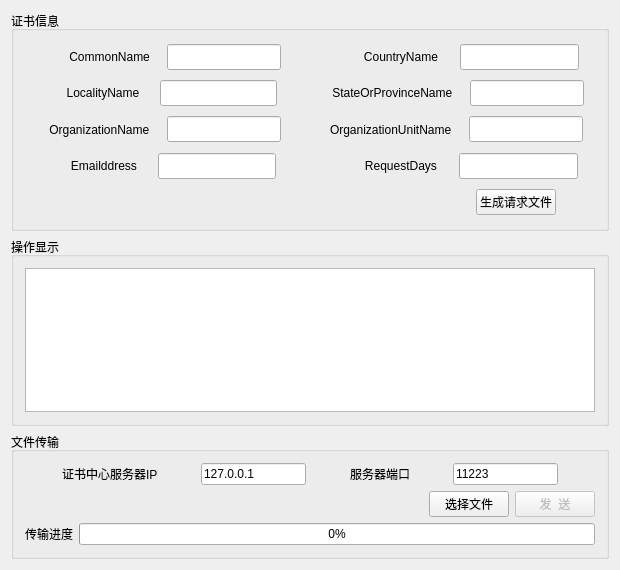
Qt form new version/CAClient/CAClient/mainwindow.ui (zengrx/openssl_ca) before a commit.
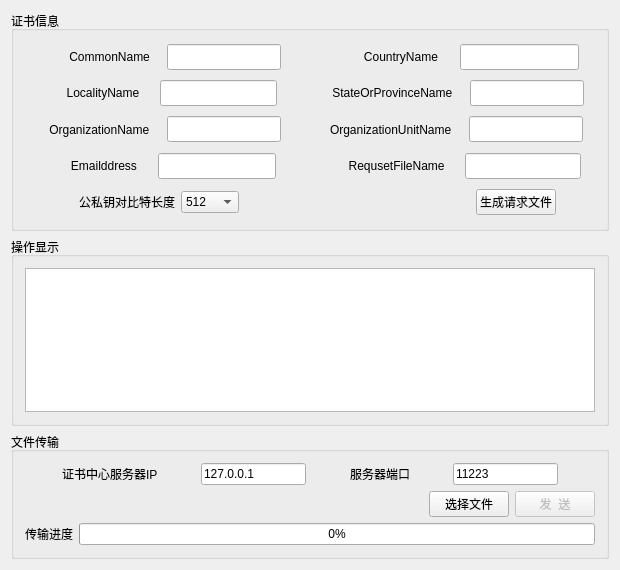
The same form after that commit. Icons and pictures are not drawn.

Commit message: 客户端增加请求文件bits长度选择，增加文件名称选项

Diff of the .ui file:
```diff
--- a/new version/CAClient/CAClient/mainwindow.ui
+++ b/new version/CAClient/CAClient/mainwindow.ui
@@ -473,7 +473,7 @@
               </font>
              </property>
              <property name="text">
-              <string>         RequestDays</string>
+              <string>     RequsetFileName</string>
              </property>
             </widget>
            </item>
@@ -668,6 +668,60 @@
           </layout>
          </item>
          <item row="5" column="0">
+          <layout class="QHBoxLayout" name="horizontalLayout_17">
+           <item>
+            <spacer name="horizontalSpacer_37">
+             <property name="orientation">
+              <enum>Qt::Horizontal</enum>
+             </property>
+             <property name="sizeHint" stdset="0">
+              <size>
+               <width>40</width>
+               <height>20</height>
+              </size>
+             </property>
+            </spacer>
+           </item>
+           <item>
+            <widget class="QLabel" name="label_12">
+             <property name="text">
+              <string>公私钥对比特长度</string>
+             </property>
+            </widget>
+           </item>
+           <item>
+            <widget class="QComboBox" name="comboBox">
+             <item>
+              <property name="text">
+               <string>512</string>
+              </property>
+             </item>
+             <item>
+              <property name="text">
+               <string>1024</string>
+              </property>
+             </item>
+             <item>
+              <property name="text">
+               <string>2048</string>
+              </property>
+             </item>
+            </widget>
+           </item>
+           <item>
+            <spacer name="horizontalSpacer_38">
+             <property name="orientation">
+              <enum>Qt::Horizontal</enum>
+             </property>
+             <property name="sizeHint" stdset="0">
+              <size>
+               <width>40</width>
+               <height>20</height>
+              </size>
+             </property>
+            </spacer>
+           </item>
+           <item>
           <spacer name="verticalSpacer_7">
            <property name="orientation">
             <enum>Qt::Vertical</enum>
@@ -679,6 +733,8 @@
             </size>
            </property>
           </spacer>
+           </item>
+          </layout>
          </item>
         </layout>
        </item>
```
Lines whose indentation alone changed are shown as unchanged. The commit also changes 16 other files.
